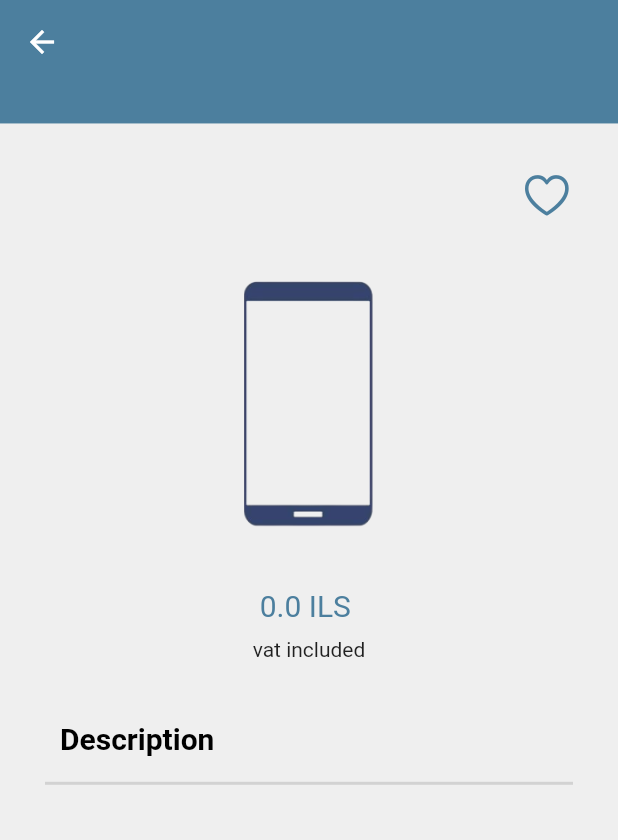
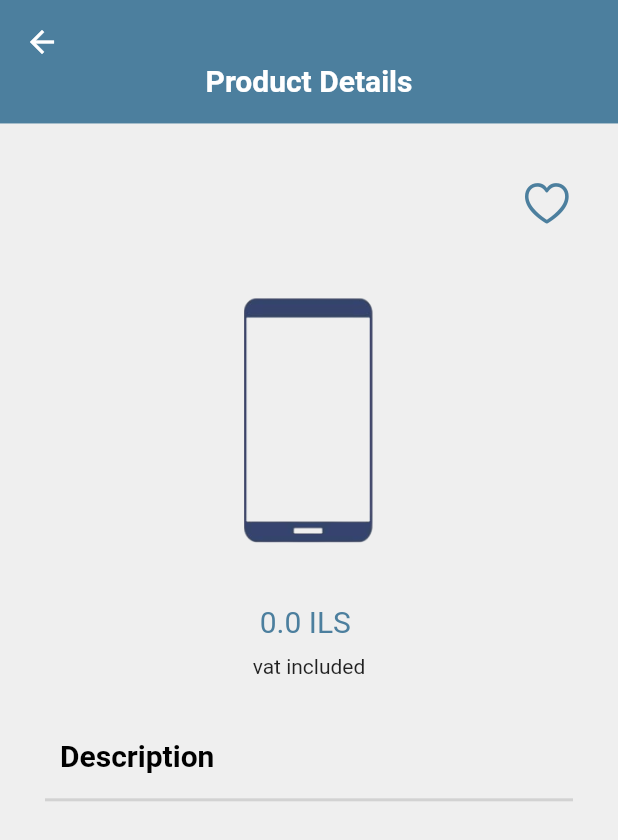
Before and after one commit to OdehMohamed/techno_store, a Flutter app: the ProductDetails screen opened directly with empty values, on a phone screen of 412 x 824 dp. Shown: the top 840 px of the screen. Run offline on Flutter 3.47's test engine with Material 2 defaults, Android fonts, the phone set to English and light mode, and no system bars; drawn by our look-alikes of auto_size_text; our stand-ins replace carousel_slider, cloud_firestore, easy_localization, file_picker, firebase_auth, firebase_core and 11 more; missing offline and left inert: dart:ffi, pattern_lock; accounts and stored records are empty.

Commit message:
product label have two lang delete maintinance device whats app message add arabic product title become optinal

```diff
--- a/assets/translations/ar.json
+++ b/assets/translations/ar.json
@@ -164,5 +164,7 @@
   "Select Category": "يرجى اختيار التصنيف",
   "Login": "تسجيل الدخول",
   "Please select device problems": "يرجى اختيار مشكلة الجهاز",
-  "Check Device": "التحقق من الجهاز"
+  "Check Device": "التحقق من الجهاز",
+  "Are you sure you want to delete this device?": "هل انت متاكد من حذف هذا الجهاز ؟",
+  "Product Details": "تفاصيل المنتج"
 }
--- a/assets/translations/en.json
+++ b/assets/translations/en.json
@@ -164,5 +164,7 @@
   "Select Category": "Select Category",
   "Login": "Login",
   "Please select device problems": "Please select device problems",
-  "Check Device": "Check Device"
+  "Check Device": "Check Device",
+  "Are you sure you want to delete this device?": "Are you sure you want to delete this device?",
+  "Product Details": "Product Details"
 }
--- a/lib/core/favorite_items/view/favoriteItems.dart
+++ b/lib/core/favorite_items/view/favoriteItems.dart
@@ -249,7 +249,7 @@ class _favoraitItemsState extends State<favoraitItems> {
                           margin: EdgeInsets.only(top: height * 0.05),
                           child: WidgetUtilities.autoSizeText("Favorite",
                               textStyle: TextStyle(
-                                  fontSize: 24,
+                                  fontSize: 22,
                                   color: ColorUtilities.textColor)),
                         ),
                       ],
--- a/lib/core/product_details/view/product_details.dart
+++ b/lib/core/product_details/view/product_details.dart
@@ -96,6 +96,7 @@ class _ProductDetailsState extends State<ProductDetails> {
               child: Container(
                   width: width,
                   height: height * 0.1,
+                  padding: EdgeInsets.only(left: 0.12*width,right: 0.12*width),
                   decoration: const BoxDecoration(
                     color: ColorUtilities.secondary,
                   ),
@@ -104,11 +105,9 @@ class _ProductDetailsState extends State<ProductDetails> {
                     children:[
                       SizedBox(height: height*0.03,),
                       WidgetUtilities.autoSizeText(
-                      context.locale == Locale("en")
-                          ? widget.product.enName!
-                          : widget.product.arName!,
+                      "Product Details",
                       textStyle: TextStyle(
-                          color: ColorUtilities.textColor, fontSize: 26,fontWeight: FontWeight.bold),
+                          color: ColorUtilities.textColor, fontSize: 20,fontWeight: FontWeight.bold),
                     ),]
                   )),
             ),
@@ -130,14 +129,14 @@ class _ProductDetailsState extends State<ProductDetails> {
                              child:  Row(
                                mainAxisAlignment: MainAxisAlignment.spaceBetween,
                                children: [
-                                 sharedState.userType == 0
+                                 sharedState.userType==0
                                      ? Row(
                                    mainAxisAlignment: MainAxisAlignment.end,
                                    children: [
                                      InkWell(
                                        child: Icon(Icons.edit,
                                            color: ColorUtilities.secondary,
-                                           size: 35),
+                                           size: 25),
                                        onTap: () {
                                          Utilities.navigatorWithBack(
                                              context,
@@ -152,7 +151,7 @@ class _ProductDetailsState extends State<ProductDetails> {
                                      ),
                                      InkWell(
                                        child: Icon(CupertinoIcons.delete,
-                                           color: Colors.red, size: 35),
+                                           color: Colors.red, size: 25),
                                        onTap: () {
                                          showDialog(
                                            context: context,
@@ -194,7 +193,23 @@ class _ProductDetailsState extends State<ProductDetails> {
                                      ),
                                    ],
                                  )
-                                     : SizedBox(),
+                                     : SizedBox(width: 20,),
+                                 Container(
+                                   width: width*0.5,
+                                   child: Column(
+                                     children: [
+                                       WidgetUtilities.autoSizeText(
+                                         widget.product.enName!+"\n"+widget.product.arName!,
+                                         maxLine: 4,
+                                         minFontSize: 14,
+                                         textAlign: TextAlign.center,
+                                         textStyle: TextStyle( color: Color.fromRGBO(76, 127, 158, 1),
+                                              fontSize: 20,fontWeight: FontWeight.bold,),
+                                       ),
+                                     ],
+                                   ),
+                                 )
+                                 ,
                                  InkWell(
                                    child: favourite
                                        ? Icon(
@@ -345,7 +360,7 @@ class _ProductDetailsState extends State<ProductDetails> {
                                   Divider(thickness: 2,),
                                   Container(
                                     width: width * 0.8,
-                                    height: height * 0.2,
+                                    height: height * 0.3,
                                     decoration: BoxDecoration(
                                       borderRadius: BorderRadius.circular(15),
                                     ),
```
Also changed, not shown: lib/core/new_device_maintenance/view/new_device_maintenance.dart (+65 -1 lines), lib/core/new_device_maintenance/view_model/new_device_maintenance_state.dart (+12 -0 lines), lib/core/new_product/view/new_product.dart (+8 -4 lines), lib/core/store/view/store.dart (+22 -16 lines), lib/data_source/firebase.dart (+14 -0 lines).
